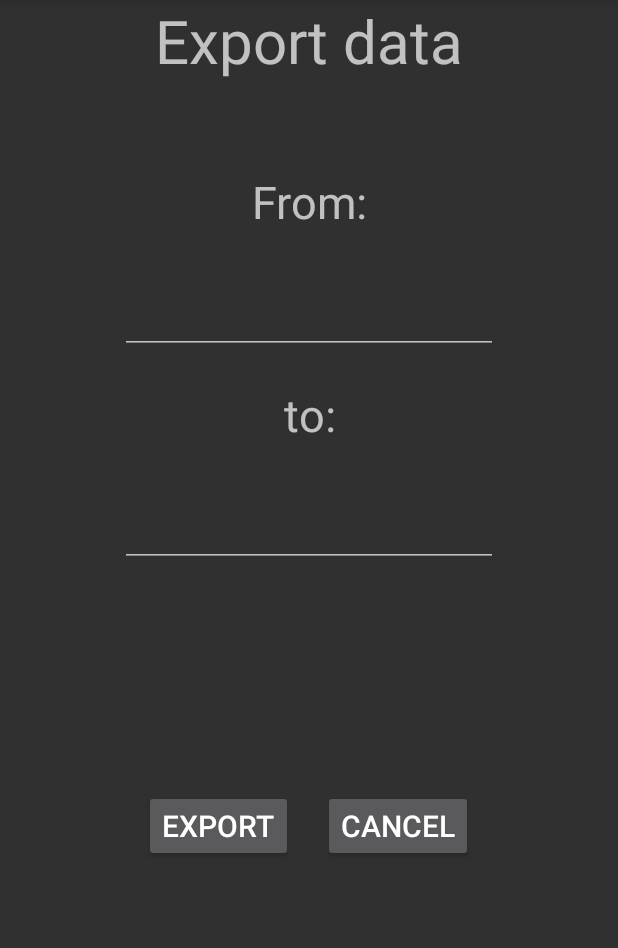
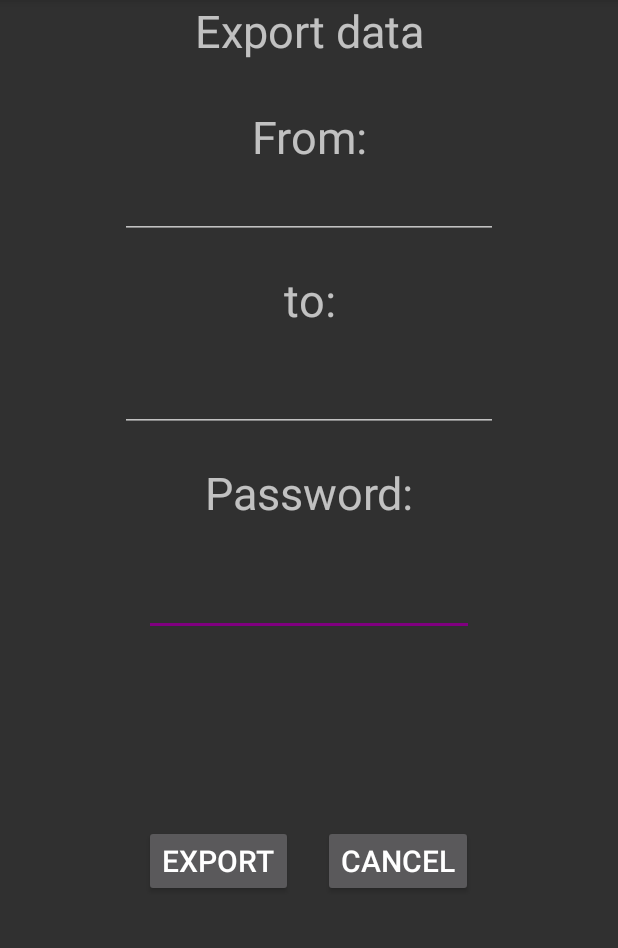
Before and after one commit to venancioromero/TFG, an Android app: the ExportData screen opened directly, with no data from a screen before it, on a phone screen of 412 x 824 dp, the part 120-1068 px from its top. Run offline under Robolectric (Android 15) with nearby library versions, the phone set to English and light mode, and no system bars; libraries missing offline, so code that uses them is left out: ir.mahdi.mzip.

Commit message:
zip feature added

```diff
--- a/Laura/app/build.gradle
+++ b/Laura/app/build.gradle
@@ -40,4 +40,7 @@ dependencies {
 
     // Chart
     implementation 'com.github.PhilJay:MPAndroidChart:v3.0.3'
+
+    // zip
+    implementation 'com.github.ghost1372:Mzip-Android:0.4.0'
 }
--- a/Laura/app/src/main/res/layout/activity_export_data.xml
+++ b/Laura/app/src/main/res/layout/activity_export_data.xml
@@ -12,17 +12,15 @@
         android:layout_height="wrap_content"
         android:gravity="center"
         android:text="@string/export_data"
-        android:textSize="40dp" />
+        android:textSize="30dp" />
     <TextView
         android:id="@+id/textView"
         android:layout_width="match_parent"
         android:layout_height="wrap_content"
         android:gravity="center_horizontal"
-        android:layout_marginTop="60dp"
-        android:layout_marginBottom="20dp"
+        android:layout_marginTop="30dp"
         android:text="From:"
-        android:textSize="30dp"
-         />
+        android:textSize="30dp"/>
     <EditText
         android:id="@+id/dateFrom"
         android:layout_width="match_parent"
@@ -32,7 +30,7 @@
         android:cursorVisible="false"
         android:focusable="false"
         android:focusableInTouchMode="false"
-        android:textSize="30dp"
+        android:textSize="20dp"
         android:textAlignment="center"
         android:onClick="showDatePicker"/>
 
@@ -56,8 +54,32 @@
         android:cursorVisible="false"
         android:textAlignment="center"
         android:focusable="false"
+        android:textSize="20dp"
+        android:focusableInTouchMode="false"/>
+
+    <TextView
+        android:layout_width="match_parent"
+        android:layout_height="wrap_content"
+        android:text="Password:"
+        android:layout_marginLeft="80dp"
+        android:layout_marginRight="80dp"
+        android:layout_margin="20dp"
+        android:inputType="text"
         android:textSize="30dp"
-        android:focusableInTouchMode="false"/>
+        android:gravity="center_horizontal"
+        />
+
+    <EditText
+        android:id="@+id/et_password"
+        android:layout_width="220dp"
+        android:layout_height="wrap_content"
+        android:layout_marginLeft="80dp"
+        android:layout_marginRight="80dp"
+        android:layout_gravity="center"
+        android:textAlignment="center"
+        android:textSize="25dp"
+        android:inputType="textPassword" />
+
 
     <LinearLayout xmlns:android="http://schemas.android.com/apk/res/android"
         xmlns:tools="http://schemas.android.com/tools"
```
Also changed, not shown: Laura/app/src/main/java/com/venoty/laura/ExportData.java (+23 -8 lines).
